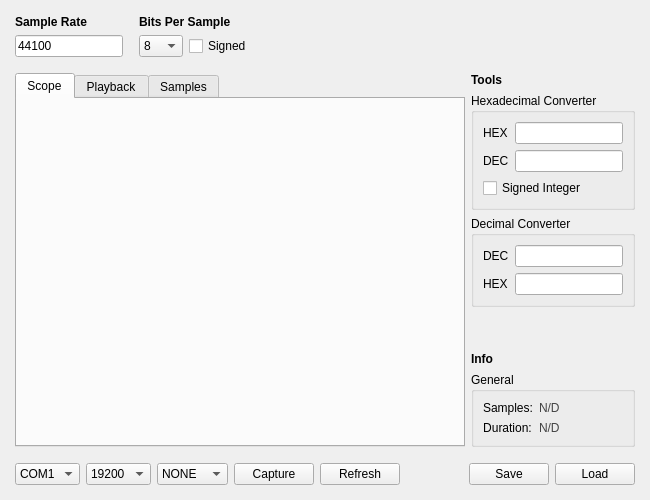
Qt form projects/personal/adc-converter/main_window.ui (jocic/jocic) before a commit.
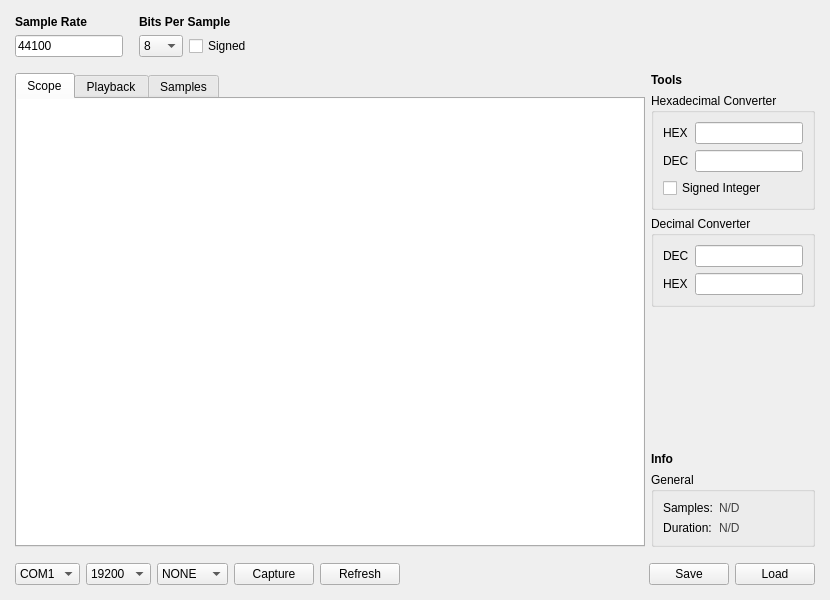
The same form after that commit. The open tabs and pages were chosen to show the change. Custom widgets are drawn as their Qt base class.

Commit message: ADC Converter - Scope View

The edit to the form file:
```diff
--- a/projects/personal/adc-converter/main_window.ui
+++ b/projects/personal/adc-converter/main_window.ui
@@ -6,8 +6,8 @@
    <rect>
     <x>0</x>
     <y>0</y>
-    <width>650</width>
-    <height>500</height>
+    <width>830</width>
+    <height>600</height>
    </rect>
   </property>
   <property name="sizePolicy">
@@ -18,14 +18,14 @@
   </property>
   <property name="minimumSize">
    <size>
-    <width>650</width>
-    <height>500</height>
+    <width>830</width>
+    <height>600</height>
    </size>
   </property>
   <property name="maximumSize">
    <size>
-    <width>650</width>
-    <height>500</height>
+    <width>830</width>
+    <height>600</height>
    </size>
   </property>
   <property name="windowTitle">
@@ -181,13 +181,35 @@
         <property name="currentIndex">
          <number>2</number>
         </property>
-        <widget class="QWidget" name="tabFFT">
+        <widget class="QWidget" name="tabScope">
+         <property name="styleSheet">
+          <string notr="true">background: #fff</string>
+         </property>
          <attribute name="title">
           <string>Scope</string>
          </attribute>
          <layout class="QVBoxLayout" name="verticalLayout_10">
+          <property name="leftMargin">
+           <number>0</number>
+          </property>
+          <property name="topMargin">
+           <number>10</number>
+          </property>
+          <property name="rightMargin">
+           <number>0</number>
+          </property>
+          <property name="bottomMargin">
+           <number>0</number>
+          </property>
           <item>
-           <widget class="QWidget" name="widget" native="true"/>
+           <widget class="ScopeWidget" name="wdScope" native="true">
+            <property name="autoFillBackground">
+             <bool>false</bool>
+            </property>
+            <property name="styleSheet">
+             <string notr="true"/>
+            </property>
+           </widget>
           </item>
          </layout>
         </widget>
@@ -557,6 +579,14 @@
    </layout>
   </widget>
  </widget>
+ <customwidgets>
+  <customwidget>
+   <class>ScopeWidget</class>
+   <extends>QWidget</extends>
+   <header>scope_widget.h</header>
+   <container>1</container>
+  </customwidget>
+ </customwidgets>
  <resources/>
  <connections/>
 </ui>
```
Left out of the diff: 7 changed lines with no effect on the pictures. The commit also changes 4 other files.
